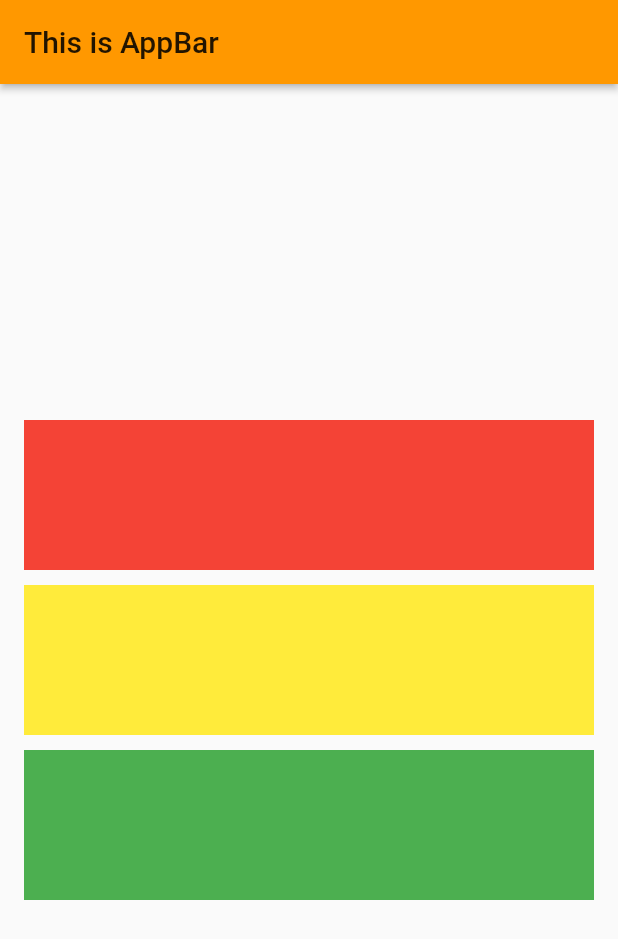
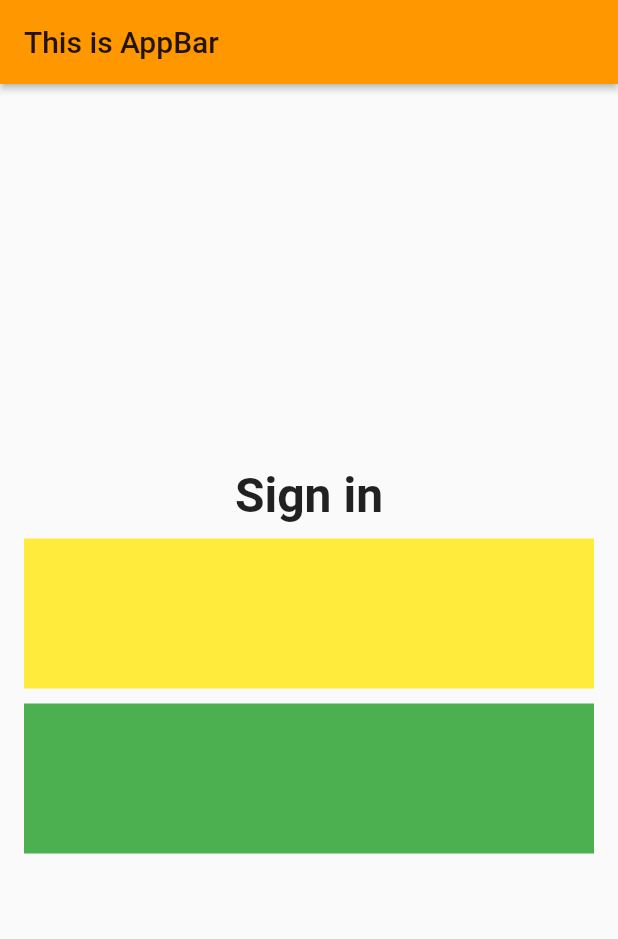
Before and after one commit to nguyencongchien1303/Flutter, a Flutter app: the screen it shows after launch, on a phone screen of 412 x 824 dp. Shown: the top 939 px of the screen. Run offline on Flutter 3.47's test engine with Material 2 defaults, Android fonts, the phone set to English and light mode, and no system bars.

Commit message:
second push

```diff
--- a/learn_ui_1/lib/app/sign_in/sign_in_page.dart
+++ b/learn_ui_1/lib/app/sign_in/sign_in_page.dart
@@ -28,11 +28,10 @@ class SignInPage extends StatelessWidget {
         // "stretch là nó kéo căng toàn màn hình theo chiều ngang"
 
         children: [
-          Container(
-            color: Colors.red,
-            child: SizedBox(
-              height: 100,
-            ),
+          Text(
+            "Sign in",
+            textAlign: TextAlign.center,
+            style: TextStyle(fontSize: 32.0, fontWeight: FontWeight.w600),
           ),
           SizedBox(height: 10),
           Container(
```
